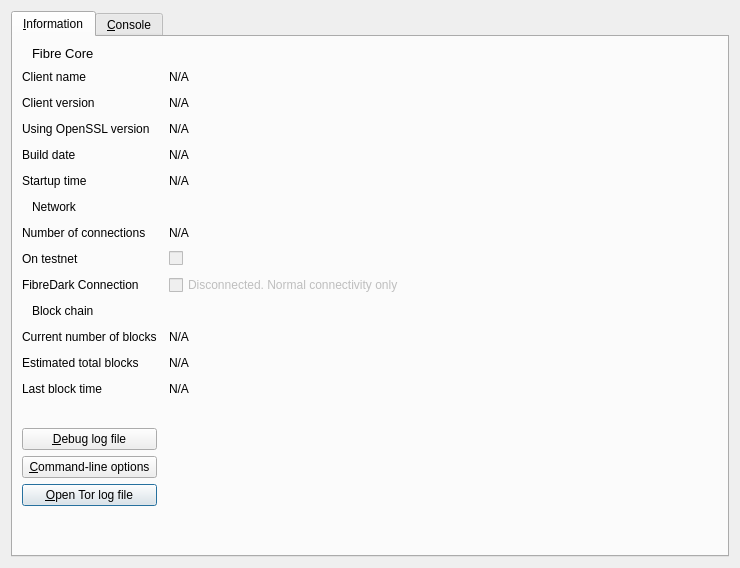
Above: src/qt/forms/rpcconsole.ui from mammix2/fibre-core before the change. Below: the same form after it.
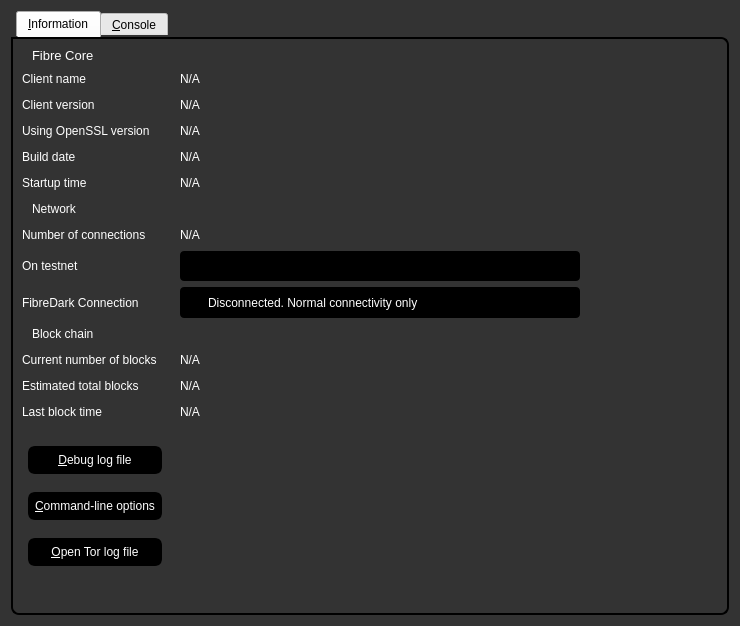
That is the form after the change. Icons and pictures are not drawn.

```diff
--- a/src/qt/forms/rpcconsole.ui
+++ b/src/qt/forms/rpcconsole.ui
@@ -7,12 +7,85 @@
     <x>0</x>
     <y>0</y>
     <width>740</width>
-    <height>568</height>
+    <height>626</height>
    </rect>
   </property>
   <property name="windowTitle">
    <string>Fibre - Debug window</string>
   </property>
+  <property name="styleSheet">
+   <string notr="true">QDialog {
+        color: white;
+        background-color: #333333;
+        border: none;
+}
+
+QCheckBox {
+        border-radius: 4px;
+        border-width: 0;
+        border-style: none;
+        padding: 8px;
+        background-color: #000000;
+        color: white;
+}
+
+
+QPushButton, QToolButton {
+        border: 4px solid #000000;
+        border-radius: 7px;
+        background-color: #000000;
+        color: white;
+        padding: 3px;
+        margin: 6px;
+}
+
+QPushButton:checked, QToolButton:checked {
+        color: #AEC6CF;
+}
+
+QPushButton:pressed, QToolButton:pressed {
+        border-color: #AEC6CF;
+        color: #AEC6CF;
+}
+
+QPushButton:disabled, QToolButton:disabled {
+        color: #444;
+        background-color: #222222;
+}
+
+QLabel {
+        background-color: transparent;
+        color: white;
+        font-weight: normal
+}
+
+QSpinBox {
+        border-radius: 2px;
+        border-width: 0;
+        border-style: none;
+        padding: 2px;
+        background-color: #000000;
+        color: white;
+}
+
+QTabWidget {
+        background: #333333;
+}
+
+QTabWidget::pane {
+        border-top: 1px solid #000000;
+        border: 2px solid #000000;
+        border-bottom-left-radius: 8px;
+        border-bottom-right-radius: 8px;
+        border-top-right-radius: 8px;
+        background: #333333;
+}
+
+QTabWidget::tab-bar {
+        left: 5px;
+}
+</string>
+  </property>
   <layout class="QVBoxLayout" name="verticalLayout_2">
    <item>
     <widget class="QTabWidget" name="tabWidget">
```
